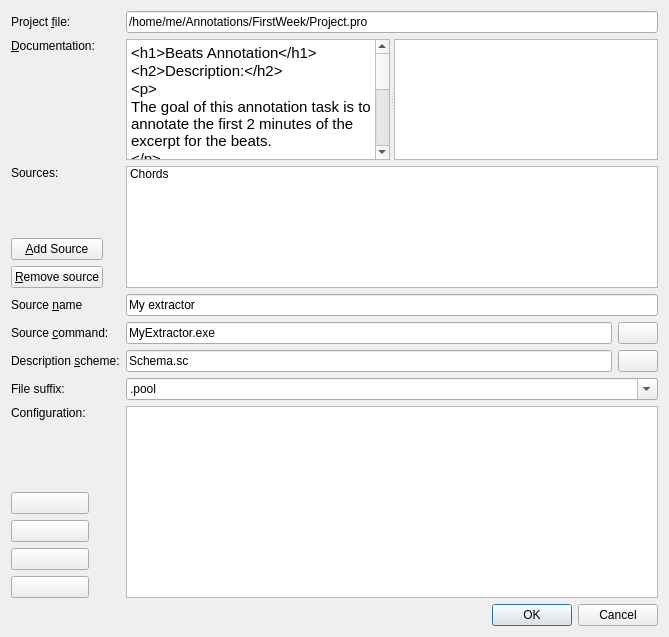
First picture: the form in Annotator/src/ProjectEditor.ui, repository clam-project/clam, before the edit.
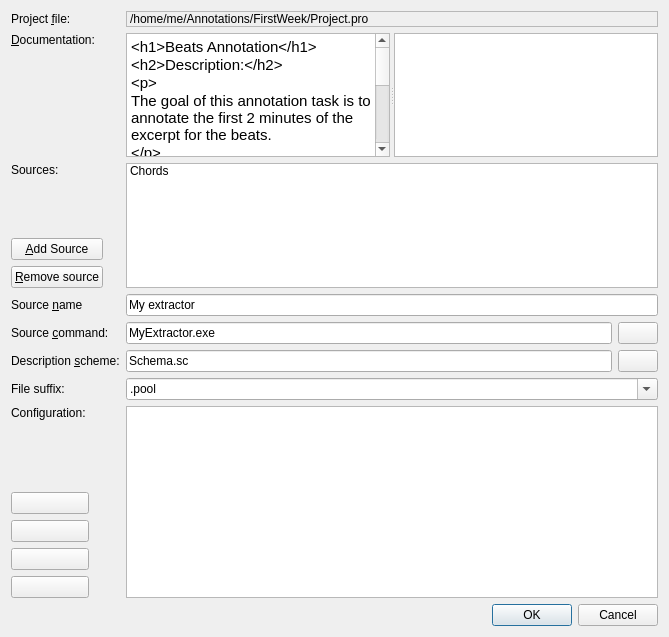
Second picture: the form after the edit. Icons and pictures are not drawn.

Commit message: * AggregationEditor: is not a SchemaBrowser but a plain TreeWidget  * ProjectEditor: using a label for the project file as it is not editable

```diff
--- a/Annotator/src/ProjectEditor.ui
+++ b/Annotator/src/ProjectEditor.ui
@@ -25,11 +25,26 @@
     </widget>
    </item>
    <item row="0" column="1">
-    <widget class="QLineEdit" name="projectFile">
+    <widget class="QLabel" name="projectFile">
+     <property name="sizePolicy">
+      <sizepolicy hsizetype="MinimumExpanding" vsizetype="Preferred">
+       <horstretch>0</horstretch>
+       <verstretch>0</verstretch>
+      </sizepolicy>
+     </property>
+     <property name="frameShape">
+      <enum>QFrame::StyledPanel</enum>
+     </property>
+     <property name="frameShadow">
+      <enum>QFrame::Sunken</enum>
+     </property>
      <property name="text">
       <string>/home/me/Annotations/FirstWeek/Project.pro</string>
      </property>
-     <property name="readOnly">
+     <property name="wordWrap">
+      <bool>true</bool>
+     </property>
+     <property name="readOnly" stdset="0">
       <bool>true</bool>
      </property>
     </widget>
```
The commit also changes 3 other files.
